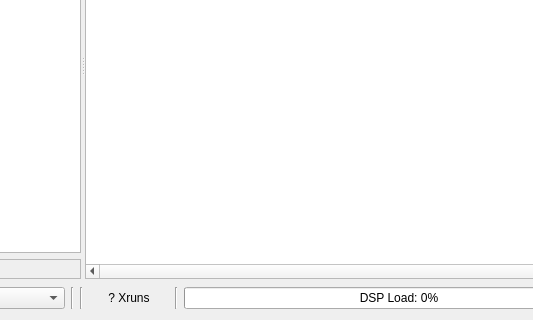
First picture: the form in resources/ui/claudia.ui, repository LADI/Cadence, before the edit; both pictures show x 252 to 785 and y 246 to 566 of the 877 by 566 pixel window.
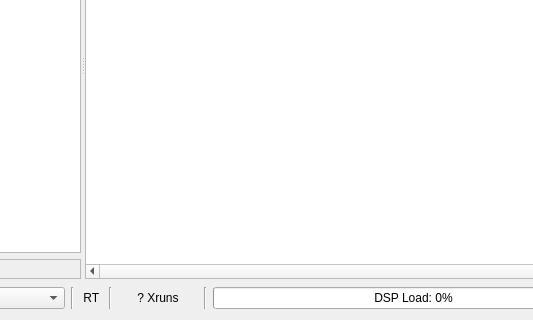
Second picture: the form after the edit. Icons and pictures are not drawn. Custom widgets are drawn as their Qt base class.

Commit message:
ladi-claudia: re-enable RT indicator UI
This reverts commit 99dceb4740cc2b0cba4fdd7228aa30d780c09062.

Patch:
```diff
--- a/resources/ui/claudia.ui
+++ b/resources/ui/claudia.ui
@@ -718,13 +718,13 @@
          </property>
         </widget>
        </item>
-       <!-- <item> -->
-       <!--  <widget class="QLabel" name="label_realtime"> -->
-       <!--   <property name="text"> -->
-       <!--    <string> RT </string> -->
-       <!--   </property> -->
-       <!--  </widget> -->
-       <!-- </item> -->
+       <item>
+        <widget class="QLabel" name="label_realtime">
+         <property name="text">
+          <string> RT </string>
+         </property>
+        </widget>
+       </item>
        <item>
         <widget class="Line" name="line_3">
          <property name="orientation">
```
